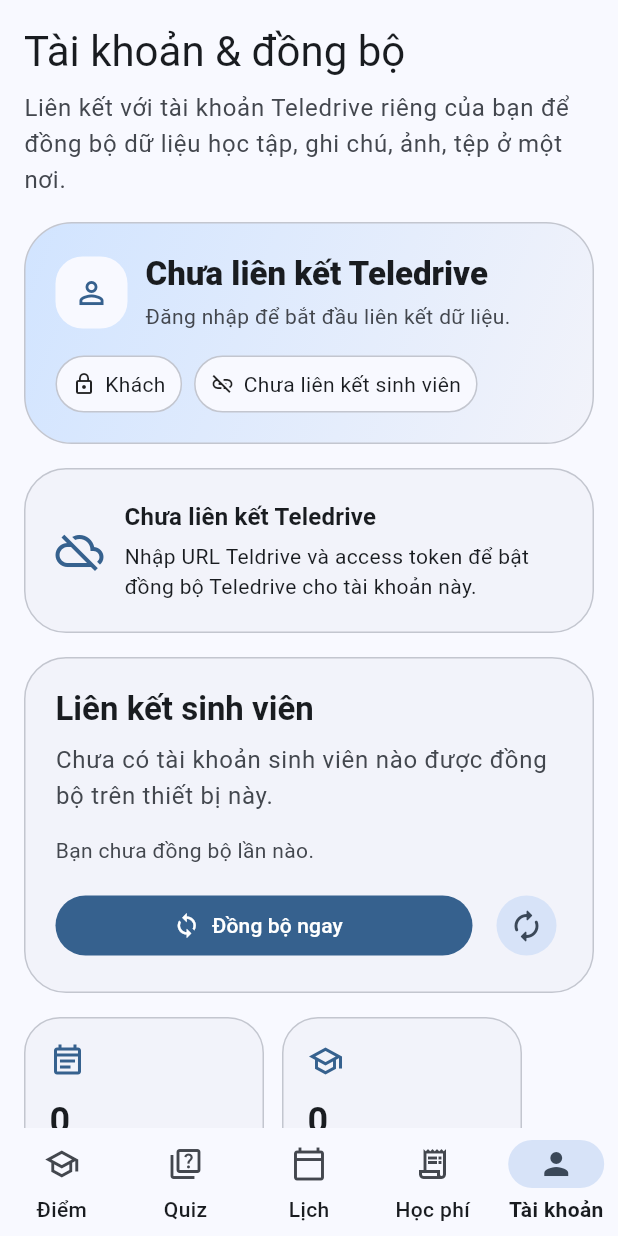
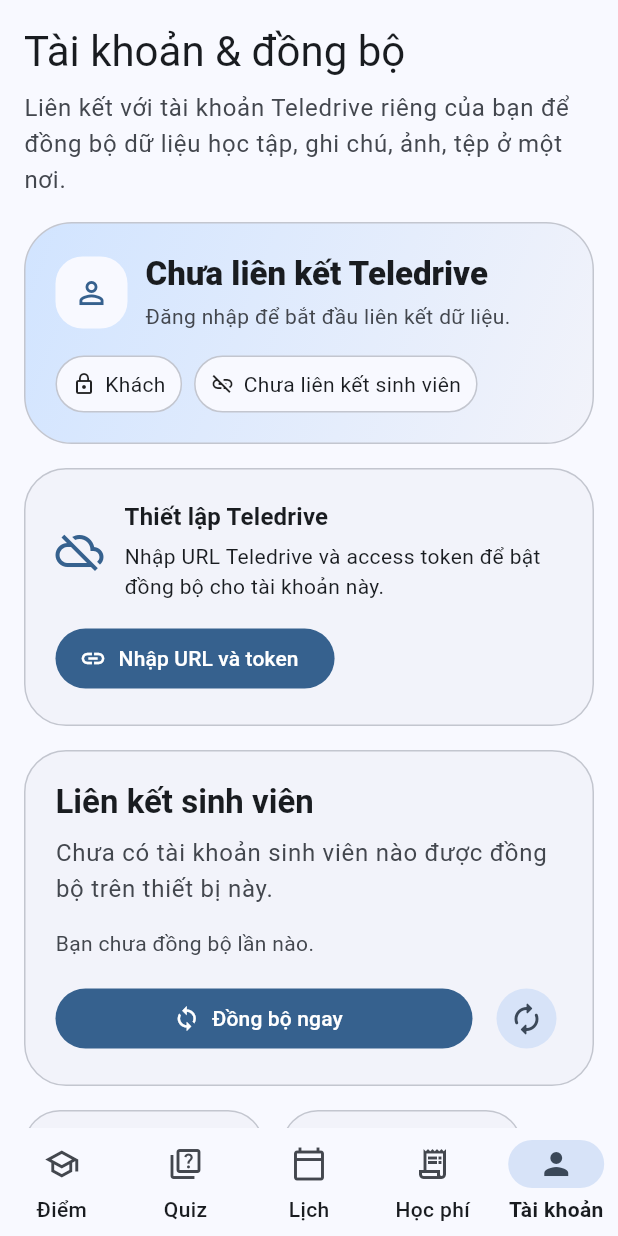
Before and after one commit to phillnolan/test_app, a Flutter app: the screen it shows after launch, item 5 of the bottom bar chosen, on a phone screen of 412 x 824 dp. Run offline on Flutter 3.47's test engine with Material 3 defaults, Android fonts, the phone set to English and light mode, and no system bars; our stand-ins replace file_picker, flutter_local_notifications, flutter_riverpod, image_picker, open_filex, shared_preferences and 1 more; missing offline and left inert: dart:html; network calls fail.

Commit message:
Update tele feature

```diff
--- a/lib/features/home/ui/pages/account_page.dart
+++ b/lib/features/home/ui/pages/account_page.dart
@@ -101,11 +101,14 @@
         ),
         const SizedBox(height: 16),
         if (!isAuthAvailable)
-          const PlaceholderInfoCard(
+          PlaceholderInfoCard(
             icon: Icons.cloud_off_outlined,
-            title: 'Chưa liên kết Teledrive',
+            title: 'Thiết lập Teledrive',
             description:
-                'Nhập URL Teldrive và access token để bật đồng bộ Teledrive cho tài khoản này.',
+                'Nhập URL Teledrive và access token để bật đồng bộ cho tài khoản này.',
+            actionLabel: 'Nhập URL và token',
+            actionIcon: Icons.link_outlined,
+            onAction: onEmailAuth,
           )
         else if (user == null)
           _SignedOutCard(
--- a/lib/features/home/ui/widgets/home_common_widgets.dart
+++ b/lib/features/home/ui/widgets/home_common_widgets.dart
@@ -58,11 +58,17 @@
     required this.icon,
     required this.title,
     required this.description,
+    this.actionLabel,
+    this.onAction,
+    this.actionIcon,
   });
 
   final IconData icon;
   final String title;
   final String description;
+  final String? actionLabel;
+  final VoidCallback? onAction;
+  final IconData? actionIcon;
 
   @override
   Widget build(BuildContext context) {
@@ -73,7 +79,10 @@
         borderRadius: BorderRadius.circular(28),
         border: Border.all(color: Theme.of(context).colorScheme.outlineVariant),
       ),
-      child: Row(
+      child: Column(
+        crossAxisAlignment: CrossAxisAlignment.start,
+        children: [
+          Row(
             children: [
               Icon(icon, size: 32, color: Theme.of(context).colorScheme.primary),
               const SizedBox(width: 14),
@@ -94,6 +103,19 @@
               ),
             ],
           ),
+          if (actionLabel != null && onAction != null) ...[
+            const SizedBox(height: 14),
+            Align(
+              alignment: Alignment.centerLeft,
+              child: FilledButton.icon(
+                onPressed: onAction,
+                icon: Icon(actionIcon ?? Icons.link_outlined),
+                label: Text(actionLabel!),
+              ),
+            ),
+          ],
+        ],
+      ),
     );
   }
 }
```
Lines whose indentation alone changed are shown as unchanged.
